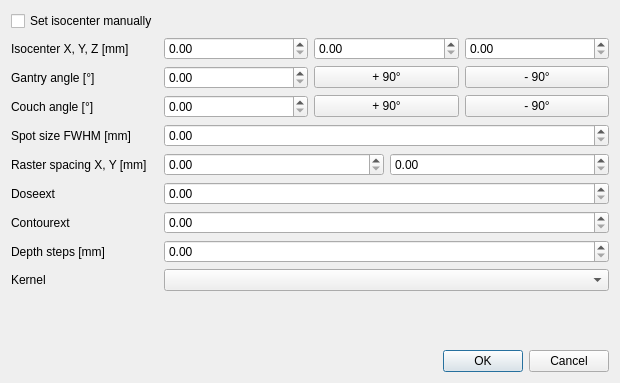
Qt form pytripgui/view/field.ui (pytrip/pytripgui) before a commit.
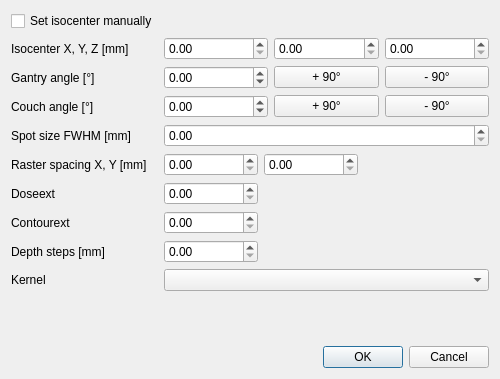
The same form after that commit.

Commit message: GUI: squeze doubleSpinBoxes in field editor

Diff of the .ui file:
```diff
--- a/pytripgui/view/field.ui
+++ b/pytripgui/view/field.ui
@@ -6,16 +6,28 @@
    <rect>
     <x>0</x>
     <y>0</y>
-    <width>620</width>
-    <height>383</height>
+    <width>500</width>
+    <height>379</height>
    </rect>
   </property>
   <property name="sizePolicy">
-   <sizepolicy hsizetype="Preferred" vsizetype="Maximum">
+   <sizepolicy hsizetype="Fixed" vsizetype="Maximum">
     <horstretch>0</horstretch>
     <verstretch>10</verstretch>
    </sizepolicy>
   </property>
+  <property name="minimumSize">
+   <size>
+    <width>500</width>
+    <height>0</height>
+   </size>
+  </property>
+  <property name="maximumSize">
+   <size>
+    <width>500</width>
+    <height>16777215</height>
+   </size>
+  </property>
   <property name="windowTitle">
    <string>Field</string>
   </property>
@@ -57,7 +69,32 @@
    <item row="2" column="1">
     <layout class="QHBoxLayout" name="gantryAngleSection">
      <item>
-      <widget class="QDoubleSpinBox" name="gantry_doubleSpinBox"/>
+      <widget class="QDoubleSpinBox" name="gantry_doubleSpinBox">
+       <property name="sizePolicy">
+        <sizepolicy hsizetype="Preferred" vsizetype="Preferred">
+         <horstretch>0</horstretch>
+         <verstretch>0</verstretch>
+        </sizepolicy>
+       </property>
+       <property name="minimumSize">
+        <size>
+         <width>0</width>
+         <height>0</height>
+        </size>
+       </property>
+       <property name="minimum">
+        <double>-400.000000000000000</double>
+       </property>
+       <property name="maximum">
+        <double>400.000000000000000</double>
+       </property>
+       <property name="singleStep">
+        <double>1.000000000000000</double>
+       </property>
+       <property name="value">
+        <double>0.000000000000000</double>
+       </property>
+      </widget>
      </item>
      <item>
       <widget class="QPushButton" name="gantry_pushButton_p90">
@@ -85,10 +122,29 @@
    <item row="3" column="1">
     <layout class="QHBoxLayout" name="couchAngleSection">
      <item>
-      <widget class="QDoubleSpinBox" name="couch_doubleSpinBox"/>
+      <widget class="QDoubleSpinBox" name="couch_doubleSpinBox">
+       <property name="sizePolicy">
+        <sizepolicy hsizetype="Minimum" vsizetype="Fixed">
+         <horstretch>0</horstretch>
+         <verstretch>0</verstretch>
+        </sizepolicy>
+       </property>
+       <property name="minimum">
+        <double>-400.000000000000000</double>
+       </property>
+       <property name="maximum">
+        <double>400.000000000000000</double>
+       </property>
+      </widget>
      </item>
      <item>
       <widget class="QPushButton" name="couch_pushButton_p90">
+       <property name="sizePolicy">
+        <sizepolicy hsizetype="Minimum" vsizetype="Fixed">
+         <horstretch>0</horstretch>
+         <verstretch>0</verstretch>
+        </sizepolicy>
+       </property>
        <property name="text">
         <string>+ 90°</string>
        </property>
@@ -111,7 +167,26 @@
     </widget>
    </item>
    <item row="4" column="1">
-    <widget class="QDoubleSpinBox" name="spotSize_doubleSpinBox"/>
+    <widget class="QDoubleSpinBox" name="spotSize_doubleSpinBox">
+     <property name="sizePolicy">
+      <sizepolicy hsizetype="Maximum" vsizetype="Fixed">
+       <horstretch>0</horstretch>
+       <verstretch>0</verstretch>
+      </sizepolicy>
+     </property>
+     <property name="minimumSize">
+      <size>
+       <width>94</width>
+       <height>0</height>
+      </size>
+     </property>
+     <property name="maximumSize">
+      <size>
+       <width>1000</width>
+       <height>16777215</height>
+      </size>
+     </property>
+    </widget>
    </item>
    <item row="5" column="0">
     <widget class="QLabel" name="rasterSpace_label">
@@ -123,10 +198,61 @@
    <item row="5" column="1">
     <layout class="QHBoxLayout" name="rasterSpacingSection">
      <item>
-      <widget class="QDoubleSpinBox" name="rasterSpaceX_doubleSpinBox"/>
+      <widget class="QDoubleSpinBox" name="rasterSpaceX_doubleSpinBox">
+       <property name="sizePolicy">
+        <sizepolicy hsizetype="Preferred" vsizetype="Fixed">
+         <horstretch>0</horstretch>
+         <verstretch>0</verstretch>
+        </sizepolicy>
+       </property>
+       <property name="minimumSize">
+        <size>
+         <width>94</width>
+         <height>0</height>
+        </size>
+       </property>
+       <property name="maximumSize">
+        <size>
+         <width>16777215</width>
+         <height>16777215</height>
+        </size>
+       </property>
+      </widget>
      </item>
      <item>
-      <widget class="QDoubleSpinBox" name="rasterSpaceY_doubleSpinBox"/>
+      <widget class="QDoubleSpinBox" name="rasterSpaceY_doubleSpinBox">
+       <property name="sizePolicy">
+        <sizepolicy hsizetype="Preferred" vsizetype="Fixed">
+         <horstretch>0</horstretch>
+         <verstretch>0</verstretch>
+        </sizepolicy>
+       </property>
+       <property name="minimumSize">
+        <size>
+         <width>94</width>
+         <height>0</height>
+        </size>
+       </property>
+       <property name="maximumSize">
+        <size>
+         <width>16777215</width>
+         <height>16777215</height>
+        </size>
+       </property>
+      </widget>
+     </item>
+     <item>
+      <spacer name="horizontalSpacer">
+       <property name="orientation">
+        <enum>Qt::Horizontal</enum>
+       </property>
+       <property name="sizeHint" stdset="0">
+        <size>
+         <width>40</width>
+         <height>20</height>
+        </size>
+       </property>
+      </spacer>
      </item>
     </layout>
    </item>
@@ -139,6 +265,24 @@
    </item>
    <item row="6" column="1">
     <widget class="QDoubleSpinBox" name="doseext_doubleSpinBox">
+     <property name="sizePolicy">
+      <sizepolicy hsizetype="Preferred" vsizetype="Fixed">
+       <horstretch>0</horstretch>
+       <verstretch>0</verstretch>
+      </sizepolicy>
+     </property>
+     <property name="minimumSize">
+      <size>
+       <width>0</width>
+       <height>0</height>
+      </size>
+     </property>
+     <property name="maximumSize">
+      <size>
+       <width>94</width>
+       <height>16777215</height>
+      </size>
+     </property>
      <property name="value">
       <double>0.000000000000000</double>
      </property>
@@ -153,6 +297,12 @@
    </item>
    <item row="7" column="1">
     <widget class="QDoubleSpinBox" name="contourext_doubleSpinBox">
+     <property name="maximumSize">
+      <size>
+       <width>94</width>
+       <height>16777215</height>
+      </size>
+     </property>
      <property name="value">
       <double>0.000000000000000</double>
      </property>
@@ -167,6 +317,12 @@
    </item>
    <item row="8" column="1">
     <widget class="QDoubleSpinBox" name="depthStep_doubleSpinBox">
+     <property name="maximumSize">
+      <size>
+       <width>94</width>
+       <height>16777215</height>
+      </size>
+     </property>
      <property name="maximum">
       <double>99.989999999999995</double>
      </property>
@@ -185,13 +341,6 @@
    <item row="9" column="1">
     <widget class="QComboBox" name="kernel_comboBox"/>
    </item>
-   <item row="11" column="1">
-    <widget class="QDialogButtonBox" name="accept_ButtonBox">
-     <property name="standardButtons">
-      <set>QDialogButtonBox::Cancel|QDialogButtonBox::Ok</set>
-     </property>
-    </widget>
-   </item>
    <item row="10" column="1">
     <spacer name="verticalSpacer">
      <property name="orientation">
@@ -205,6 +354,13 @@
      </property>
     </spacer>
    </item>
+   <item row="12" column="1">
+    <widget class="QDialogButtonBox" name="accept_ButtonBox">
+     <property name="standardButtons">
+      <set>QDialogButtonBox::Cancel|QDialogButtonBox::Ok</set>
+     </property>
+    </widget>
+   </item>
   </layout>
  </widget>
  <resources/>
```
